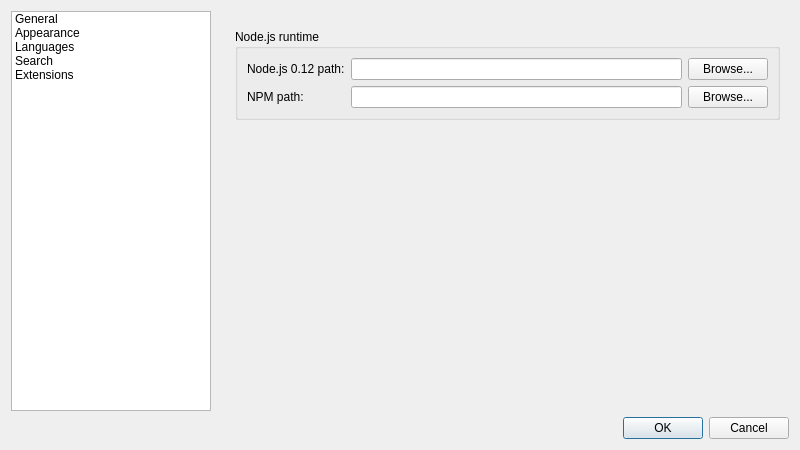
Qt form src/ui/frmpreferences.ui (notepadqq/notepadqq) before a commit.
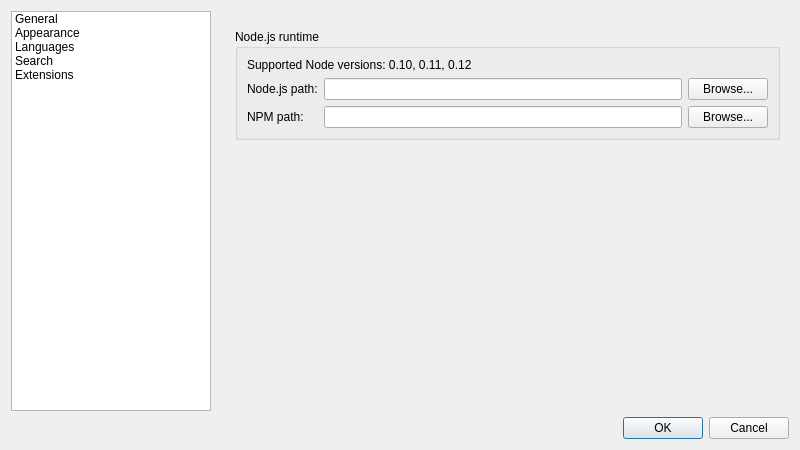
The same form after that commit. Icons and pictures are not drawn.

Commit message: Specify supported node versions

```diff
--- a/src/ui/frmpreferences.ui
+++ b/src/ui/frmpreferences.ui
@@ -399,14 +399,14 @@
                 <string>Node.js runtime</string>
                </property>
                <layout class="QFormLayout" name="formLayout_2">
-                <item row="0" column="0">
+                <item row="1" column="0">
                  <widget class="QLabel" name="label_4">
                   <property name="text">
-                   <string>Node.js 0.12 path:</string>
+                   <string>Node.js path:</string>
                   </property>
                  </widget>
                 </item>
-                <item row="0" column="1">
+                <item row="1" column="1">
                  <layout class="QHBoxLayout" name="horizontalLayout_3">
                   <item>
                    <widget class="QLineEdit" name="txtNodejs"/>
@@ -420,14 +420,14 @@
                   </item>
                  </layout>
                 </item>
-                <item row="1" column="0">
+                <item row="2" column="0">
                  <widget class="QLabel" name="label_7">
                   <property name="text">
                    <string>NPM path:</string>
                   </property>
                  </widget>
                 </item>
-                <item row="1" column="1">
+                <item row="2" column="1">
                  <layout class="QHBoxLayout" name="horizontalLayout_6">
                   <item>
                    <widget class="QLineEdit" name="txtNpm"/>
@@ -441,6 +441,13 @@
                   </item>
                  </layout>
                 </item>
+                <item row="0" column="0" colspan="2">
+                 <widget class="QLabel" name="label_5">
+                  <property name="text">
+                   <string>Supported Node versions: 0.10, 0.11, 0.12</string>
+                  </property>
+                 </widget>
+                </item>
                </layout>
               </widget>
              </item>
```
